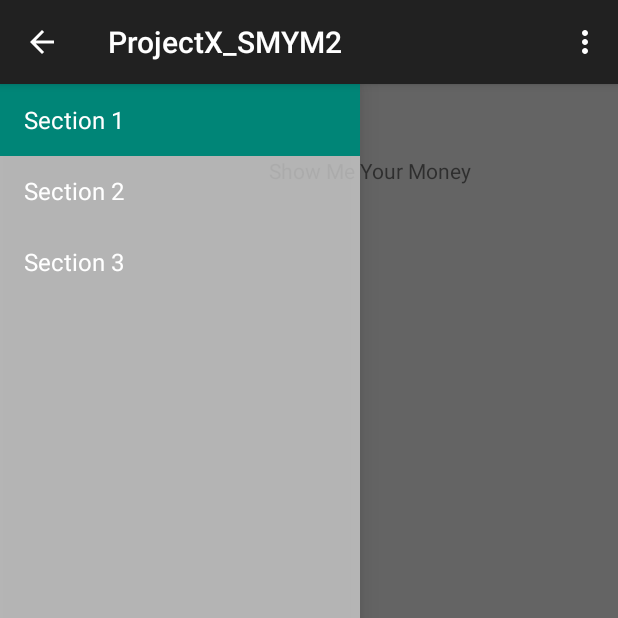
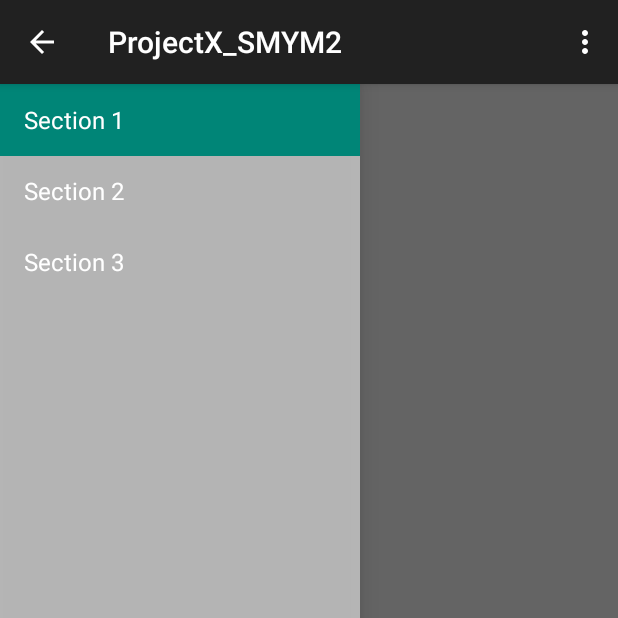
Before and after one commit to GamaX320/ProjectX_SMYM2, an Android app: the screen it shows after launch (MainActivity), on a phone screen of 412 x 824 dp, the top half of it. Run offline under Robolectric (Android 15) with nearby library versions, the light colour scheme and no system bars; 2 statements that could not run were skipped.

Commit message:
change back default layout

```diff
--- a/app/src/main/res/layout/menu1_layout.xml
+++ b/app/src/main/res/layout/menu1_layout.xml
@@ -2,25 +2,4 @@
 <RelativeLayout xmlns:android="http://schemas.android.com/apk/res/android"
     android:layout_width="match_parent" android:layout_height="match_parent">
 
-    <LinearLayout
-        android:orientation="vertical"
-        android:layout_width="fill_parent"
-        android:layout_height="wrap_content"
-        android:layout_alignParentTop="true"
-        android:layout_alignParentLeft="true"
-        android:layout_alignParentStart="true">
-
-        <TextView
-            android:layout_width="wrap_content"
-            android:layout_height="wrap_content"
-            android:text="Show Me Your Money"
-            android:id="@+id/textView"
-            android:layout_marginLeft="41dp"
-            android:layout_marginStart="41dp"
-            android:layout_marginTop="48dp"
-            android:layout_alignParentTop="true"
-            android:layout_alignParentLeft="true"
-            android:layout_alignParentStart="true"
-            android:layout_gravity="center_horizontal" />
-    </LinearLayout>
 </RelativeLayout>
```
